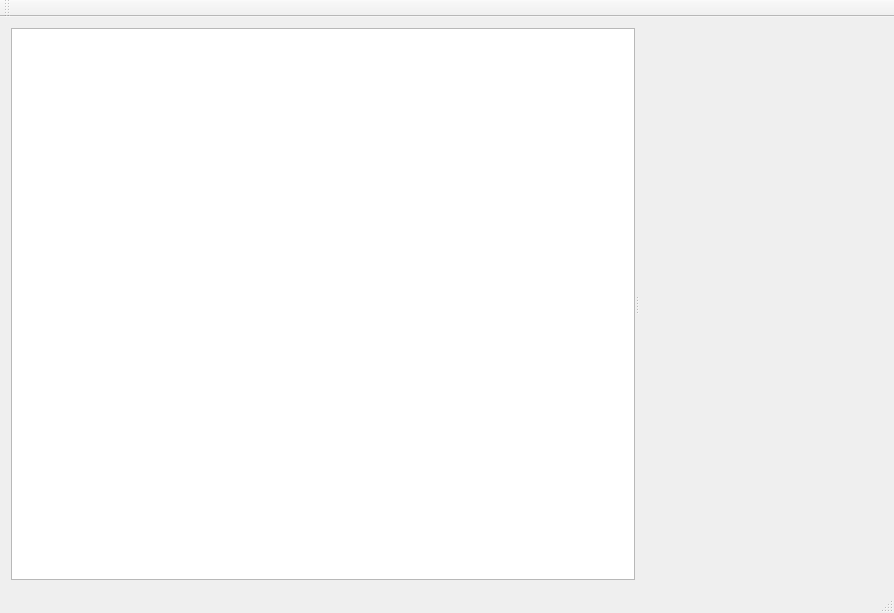
Qt form scone/sconestudio/SconeStudio.ui (opensim-org/SCONE) before a commit.
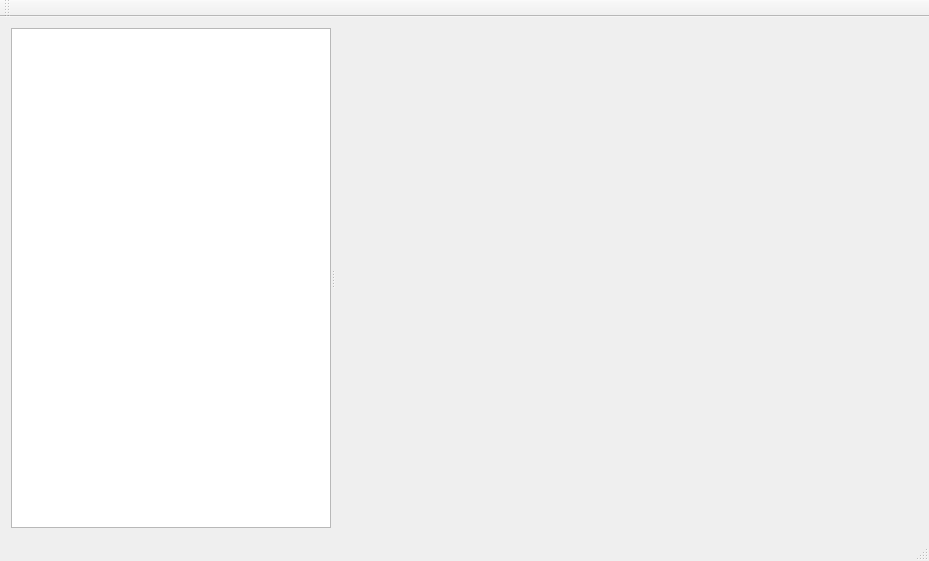
The same form after that commit. Custom widgets are drawn as their Qt base class.

What changed in the file:
```diff
--- a/scone/sconestudio/SconeStudio.ui
+++ b/scone/sconestudio/SconeStudio.ui
@@ -6,8 +6,8 @@
    <rect>
     <x>0</x>
     <y>0</y>
-    <width>894</width>
-    <height>613</height>
+    <width>929</width>
+    <height>561</height>
    </rect>
   </property>
   <property name="windowTitle">
@@ -27,8 +27,21 @@
          <verstretch>0</verstretch>
         </sizepolicy>
        </property>
+       <property name="maximumSize">
+        <size>
+         <width>320</width>
+         <height>16777215</height>
+        </size>
+       </property>
       </widget>
-      <widget class="QOsgViewer" name="osgViewer" native="true"/>
+      <widget class="QOsgViewer" name="osgViewer" native="true">
+       <property name="sizePolicy">
+        <sizepolicy hsizetype="Expanding" vsizetype="Expanding">
+         <horstretch>0</horstretch>
+         <verstretch>0</verstretch>
+        </sizepolicy>
+       </property>
+      </widget>
      </widget>
     </item>
    </layout>
```
Left out of the diff: 2 changed lines with no effect on the pictures.
